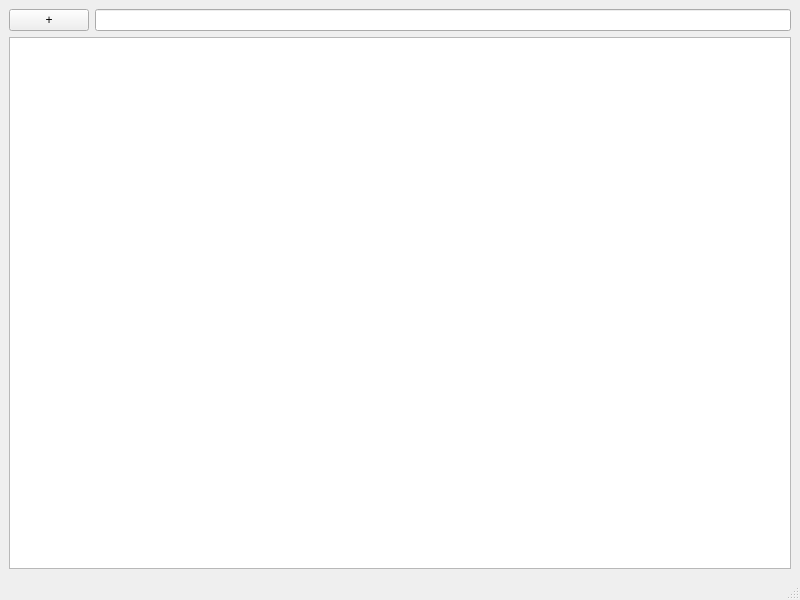
Above: interface/browser.ui from maxnet663/fs_browser before the change. Below: the same form after it.
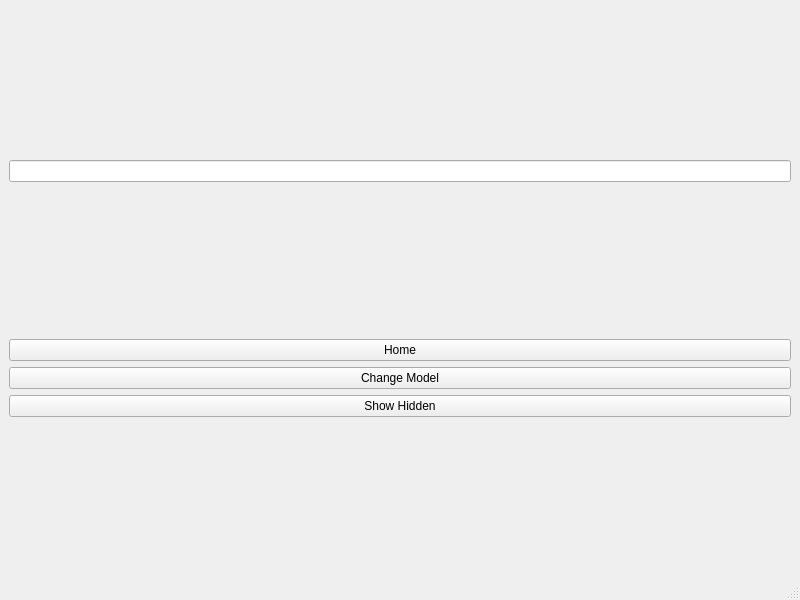
That is the form after the change.

The edit to the form file:
```diff
--- a/interface/browser.ui
+++ b/interface/browser.ui
@@ -14,25 +14,15 @@
    <string>MainWindow</string>
   </property>
   <widget class="QWidget" name="centralwidget">
-   <layout class="QGridLayout" name="gridLayout_2">
+   <property name="sizePolicy">
+    <sizepolicy hsizetype="Expanding" vsizetype="Expanding">
+     <horstretch>0</horstretch>
+     <verstretch>0</verstretch>
+    </sizepolicy>
+   </property>
+   <layout class="QGridLayout" name="gridLayout_">
     <item row="0" column="0">
-     <layout class="QHBoxLayout" name="horizontalLayout">
-      <item>
-       <widget class="QPushButton" name="buttonNewTab">
-        <property name="enabled">
-         <bool>true</bool>
-        </property>
-        <property name="sizePolicy">
-         <sizepolicy hsizetype="Minimum" vsizetype="Minimum">
-          <horstretch>0</horstretch>
-          <verstretch>0</verstretch>
-         </sizepolicy>
-        </property>
-        <property name="text">
-         <string>+</string>
-        </property>
-       </widget>
-      </item>
+     <layout class="QHBoxLayout" name="search_layout">
       <item>
        <widget class="QLineEdit" name="lineSearch">
         <property name="readOnly">
@@ -43,11 +33,48 @@
      </layout>
     </item>
     <item row="1" column="0">
-     <widget class="QTreeView" name="browser">
-      <property name="sortingEnabled">
-       <bool>false</bool>
-      </property>
-     </widget>
+     <layout class="QHBoxLayout" name="browser_layout">
+      <item>
+       <layout class="QVBoxLayout" name="buttons_layout">
+        <item>
+         <widget class="QPushButton" name="buttonHome">
+          <property name="text">
+           <string>Home</string>
+          </property>
+         </widget>
+        </item>
+        <item>
+         <widget class="QPushButton" name="buttonModel">
+          <property name="enabled">
+           <bool>true</bool>
+          </property>
+          <property name="sizePolicy">
+           <sizepolicy hsizetype="Minimum" vsizetype="Maximum">
+            <horstretch>0</horstretch>
+            <verstretch>0</verstretch>
+           </sizepolicy>
+          </property>
+          <property name="text">
+           <string>Change Model</string>
+          </property>
+         </widget>
+        </item>
+        <item>
+         <widget class="QPushButton" name="buttonHidden">
+          <property name="sizePolicy">
+           <sizepolicy hsizetype="Minimum" vsizetype="Fixed">
+            <horstretch>0</horstretch>
+            <verstretch>0</verstretch>
+           </sizepolicy>
+          </property>
+          <property name="text">
+           <string>Show Hidden</string>
+          </property>
+         </widget>
+        </item>
+       </layout>
+      </item>
+     </layout>
     </item>
    </layout>
   </widget>
```
